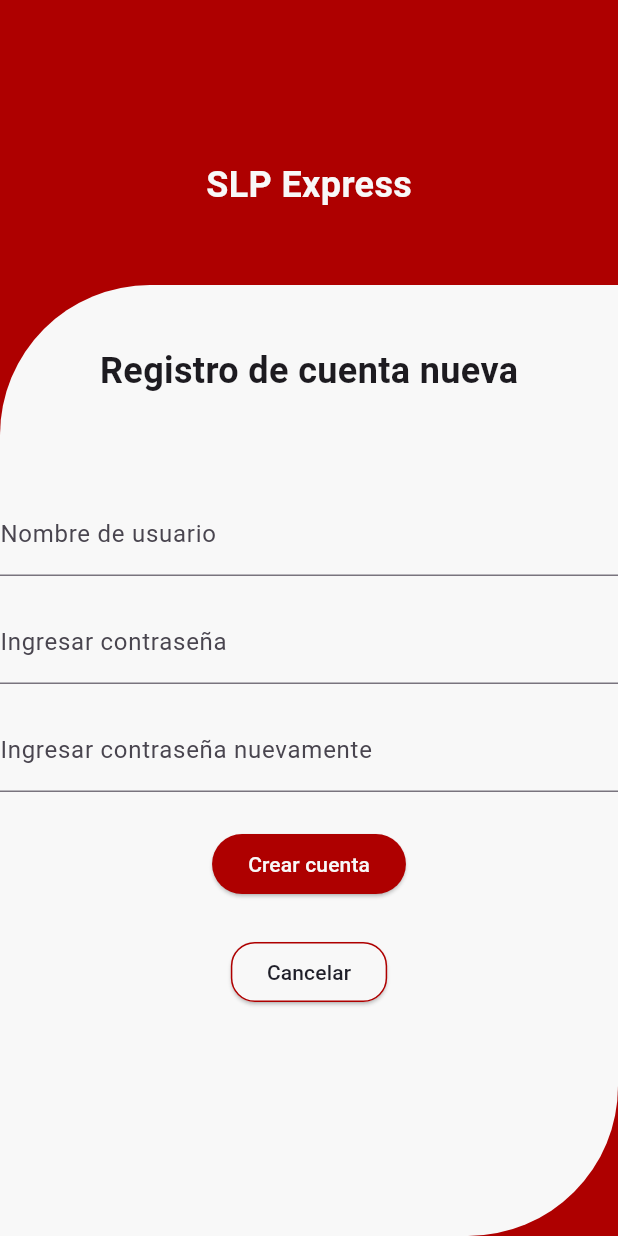
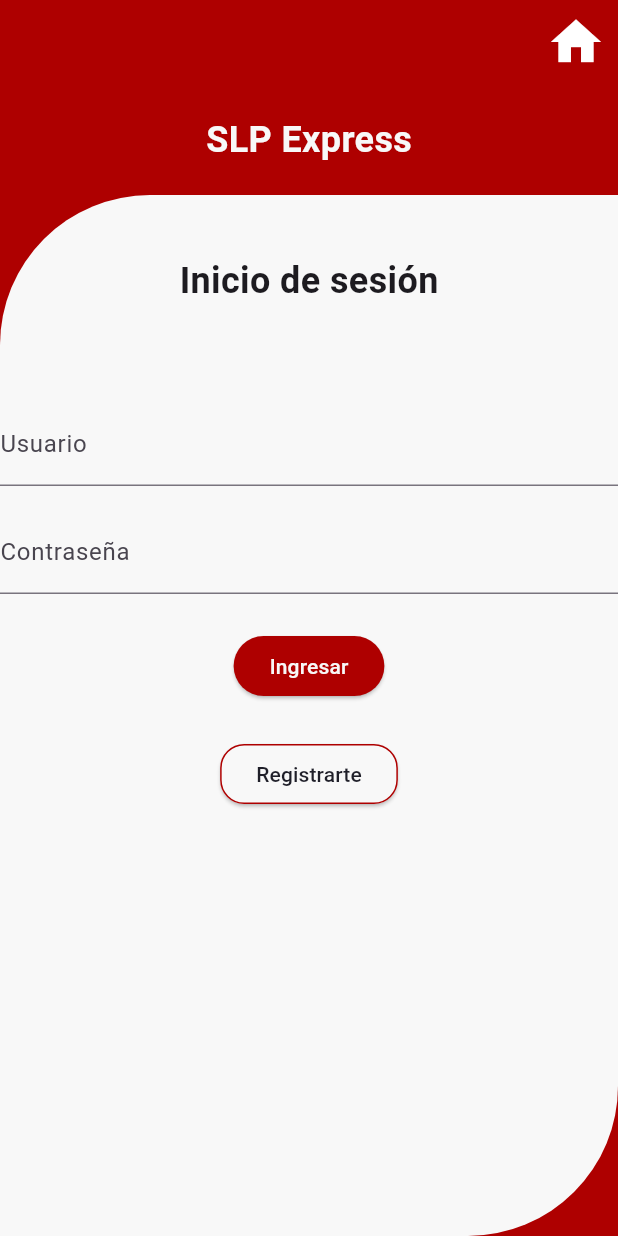
Before and after one commit to DeanHdz/Ecommerce_DesarrolloMovil_Flutter, a Flutter app: the Register screen opened directly, after a tap on "Cancelar", on a phone screen of 412 x 824 dp. Run offline on Flutter 3.47's test engine with Material 3 defaults, Android fonts, the phone set to English and light mode, and no system bars.

Commit message:
Redireccionamientos Login/Register/Home

```diff
--- a/ecommerce/lib/login.dart
+++ b/ecommerce/lib/login.dart
@@ -1,3 +1,5 @@
+import 'package:ecommerce/register.dart';
+import 'package:ecommerce/home.dart';
 import 'package:flutter/material.dart';
 
 class Login extends StatefulWidget {
@@ -8,18 +10,41 @@ class Login extends StatefulWidget {
 }
 
 class _LoginState extends State<Login> {
+  TextEditingController user = TextEditingController();
+  TextEditingController pass = TextEditingController();
+
   @override
   Widget build(BuildContext context) {
     return Scaffold(
-
+      appBar: AppBar(
+        // No back button in the AppBar
+        automaticallyImplyLeading: false,
+        backgroundColor: const Color.fromRGBO(174, 0, 0, 1),
+        actions: <Widget>[
+          IconButton(
+            icon: const Icon(
+              Icons.home,
+              color: Colors.white,
+              size: 40.0,
+            ),
+            onPressed: () {
+              //Ir a pagina de registro
+              Navigator.pushReplacement(
+                context,
+                MaterialPageRoute(builder: (context) => const Home()),
+              );
+            },
+          ),
+        ],
+      ),
       body: Center(
         child: Container(
-          color: Color.fromRGBO(174, 0, 0, 1),
+          color: const Color.fromRGBO(174, 0, 0, 1),
           child: Column(
             children: [
-              Padding(
+              const Padding(
                 padding: EdgeInsets.only(
-                    left: 16.0, right: 16.0, top: 50.0, bottom: 50.0),
+                    left: 16.0, right: 16.0, top: 20.0, bottom: 20.0),
                 child: Text(
                   'SLP Express',
                   style: TextStyle(
@@ -31,7 +56,7 @@ class _LoginState extends State<Login> {
               ),
               Expanded(
                 child: Container(
-                  decoration: BoxDecoration(
+                  decoration: const BoxDecoration(
                     borderRadius: BorderRadius.only(
                       topLeft: Radius.circular(100.0),
                       bottomRight: Radius.circular(100.0),
@@ -41,8 +66,8 @@ class _LoginState extends State<Login> {
                   child: Column(
                     children: [
                       Container(
-                        margin: EdgeInsets.all(40.0),
-                        child: Text(
+                        margin: const EdgeInsets.all(40.0),
+                        child: const Text(
                           'Inicio de sesión',
                           style: TextStyle(
                             fontWeight: FontWeight.bold,
@@ -51,62 +76,68 @@ class _LoginState extends State<Login> {
                         ),
                       ),
 
-                      SizedBox(height: 24.0), // Spacer
+                      const SizedBox(height: 24.0), // Spacer
 
                       // Usuario
                       TextField(
-                        decoration: InputDecoration(
+                        controller: user,
+                        decoration: const InputDecoration(
                           labelText: 'Usuario',
                           hintText: 'Ingresar nombre de usuario',
                         ),
                       ),
 
-                      SizedBox(height: 16.0), // Spacer
+                      const SizedBox(height: 16.0), // Spacer
 
                       // Contraseña
                       TextField(
+                        controller: pass,
                         obscureText: true,
-                        decoration: InputDecoration(
+                        decoration: const InputDecoration(
                           labelText: 'Contraseña',
                           hintText: 'Ingresar contraseña',
                         ),
                       ),
 
-                      SizedBox(height: 24.0), // Spacer
+                      const SizedBox(height: 24.0), // Spacer
+
                       // Boton login
                       ElevatedButton(
                         onPressed: () {
-                          // Logica login
+                          loginButton();
                         },
-                        child: Text(
+                        style: ElevatedButton.styleFrom(
+                            backgroundColor:
+                                const Color.fromRGBO(174, 0, 0, 1)),
+                        child: const Text(
                           'Ingresar',
                           style: TextStyle(
                               color: Color.fromRGBO(248, 248, 248, 1)),
                         ),
-                        style: ElevatedButton.styleFrom(
-                            backgroundColor: Color.fromRGBO(174, 0, 0, 1)),
                       ),
 
-                      SizedBox(height: 24.0), // Spacer
+                      const SizedBox(height: 24.0), // Spacer
+
                       // Boton registro
                       ElevatedButton(
                         onPressed: () {
-                          // Logica registro
+                          registerButton();
                         },
-                        child: Text(
-                          'Registrarte',
-                          style:
-                              TextStyle(color: Color.fromRGBO(31, 31, 41, 1)),
-                        ),
                         style: ElevatedButton.styleFrom(
-                          primary: Color.fromRGBO(248, 248, 248, 1),
+                          backgroundColor:
+                              const Color.fromRGBO(248, 248, 248, 1),
                           shape: RoundedRectangleBorder(
-                            side: BorderSide(
+                            side: const BorderSide(
                               color: Color.fromRGBO(174, 0, 0, 1),
                               width: 1.0,
                             ),
                             borderRadius: BorderRadius.circular(16.0),
                           ),
+                        ),
+                        child: const Text(
+                          'Registrarte',
+                          style:
+                              TextStyle(color: Color.fromRGBO(31, 31, 41, 1)),
                         ),
                       ),
                     ],
@@ -119,4 +150,36 @@ class _LoginState extends State<Login> {
       ),
     );
   }
+
+  void loginButton() {
+    //(Dean) Implementar consulta de cuenta en firebase, usar showAlertDialog para errores
+  }
+
+  void registerButton() {
+    //Ir a pagina de registro
+    Navigator.pushReplacement(
+      context,
+      MaterialPageRoute(builder: (context) => const Register()),
+    );
+  }
 }
+
+void showAlertDialog(BuildContext context, String title, String content) {
+  showDialog(
+    context: context,
+    builder: (BuildContext context) {
+      return AlertDialog(
+        title: Text(title),
+        content: Text(content),
+        actions: <Widget>[
+          ElevatedButton(
+            onPressed: () {
+              Navigator.of(context).pop();
+            },
+            child: const Text('OK'),
+          ),
+        ],
+      );
+    },
+  );
+}
--- a/ecommerce/lib/register.dart
+++ b/ecommerce/lib/register.dart
@@ -1,3 +1,5 @@
+import 'package:ecommerce/login.dart';
+import 'package:ecommerce/home.dart';
 import 'package:flutter/material.dart';
 
 class Register extends StatefulWidget {
@@ -8,20 +10,42 @@ class Register extends StatefulWidget {
 }
 
 class _RegisterState extends State<Register> {
+  TextEditingController user = TextEditingController();
+  TextEditingController pass = TextEditingController();
+  TextEditingController passVerify = TextEditingController();
+
   @override
   Widget build(BuildContext context) {
     return Scaffold(
       appBar: AppBar(
-        backgroundColor: Color.fromRGBO(174, 0, 0, 1),
+        // No back button in the AppBar
+        automaticallyImplyLeading: false,
+        backgroundColor: const Color.fromRGBO(174, 0, 0, 1),
+        actions: <Widget>[
+          IconButton(
+            icon: const Icon(
+              Icons.home,
+              color: Colors.white,
+              size: 40.0,
+            ),
+            onPressed: () {
+              //Ir a pagina de registro
+              Navigator.pushReplacement(
+                context,
+                MaterialPageRoute(builder: (context) => const Home()),
+              );
+            },
+          ),
+        ],
       ),
       body: Center(
         child: Container(
-          color: Color.fromRGBO(174, 0, 0, 1),
+          color: const Color.fromRGBO(174, 0, 0, 1),
           child: Column(
             children: [
-              Padding(
+              const Padding(
                 padding: EdgeInsets.only(
-                    left: 16.0, right: 16.0, top: 50.0, bottom: 50.0),
+                    left: 16.0, right: 16.0, top: 20.0, bottom: 20.0),
                 child: Text(
                   'SLP Express',
                   style: TextStyle(
@@ -33,7 +57,7 @@ class _RegisterState extends State<Register> {
               ),
               Expanded(
                 child: Container(
-                  decoration: BoxDecoration(
+                  decoration: const BoxDecoration(
                     borderRadius: BorderRadius.only(
                       topLeft: Radius.circular(100.0),
                       bottomRight: Radius.circular(100.0),
@@ -44,8 +68,8 @@ class _RegisterState extends State<Register> {
                     mainAxisSize: MainAxisSize.min,
                     children: [
                       Container(
-                        margin: EdgeInsets.all(40.0),
-                        child: Text(
+                        margin: const EdgeInsets.all(40.0),
+                        child: const Text(
                           'Registro de cuenta nueva',
                           style: TextStyle(
                             fontWeight: FontWeight.bold,
@@ -54,73 +78,80 @@ class _RegisterState extends State<Register> {
                         ),
                       ),
 
-                      SizedBox(height: 24.0), // Spacer
+                      const SizedBox(height: 24.0), // Spacer
 
                       // Usuario
                       TextField(
-                        decoration: InputDecoration(
+                        controller: user,
+                        decoration: const InputDecoration(
                           labelText: 'Nombre de usuario',
                           hintText: 'Ingresar nombre de usuario',
                         ),
                       ),
 
-                      SizedBox(height: 16.0), // Spacer
+                      const SizedBox(height: 16.0), // Spacer
 
                       // Contraseña
                       TextField(
+                        controller: pass,
                         obscureText: true,
-                        decoration: InputDecoration(
+                        decoration: const InputDecoration(
                           labelText: 'Ingresar contraseña',
                           hintText: 'Contraseña',
                         ),
                       ),
 
-                      SizedBox(height: 16.0), // Spacer
+                      const SizedBox(height: 16.0), // Spacer
 
                       // Contraseña verificacion
                       TextField(
+                        controller: passVerify,
                         obscureText: true,
-                        decoration: InputDecoration(
+                        decoration: const InputDecoration(
                           labelText: 'Ingresar contraseña nuevamente',
                           hintText: 'Contraseña',
                         ),
                       ),
 
-                      SizedBox(height: 24.0), // Spacer
+                      const SizedBox(height: 24.0), // Spacer
+
                       // Boton crear cuenta
                       ElevatedButton(
                         onPressed: () {
                           // Logica registro de cuenta (firebase)
                         },
-                        child: Text(
+                        style: ElevatedButton.styleFrom(
+                            backgroundColor:
+                                const Color.fromRGBO(174, 0, 0, 1)),
+                        child: const Text(
                           'Crear cuenta',
                           style: TextStyle(
                               color: Color.fromRGBO(248, 248, 248, 1)),
                         ),
-                        style: ElevatedButton.styleFrom(
-                            backgroundColor: Color.fromRGBO(174, 0, 0, 1)),
                       ),
 
-                      SizedBox(height: 24.0), // Spacer
+                      const SizedBox(height: 24.0), // Spacer
+
                       // Boton cancelar
                       ElevatedButton(
                         onPressed: () {
-                          //Regresar a pagina login
+                          cancelarButton();
                         },
-                        child: Text(
-                          'Cancelar',
-                          style:
-                              TextStyle(color: Color.fromRGBO(31, 31, 41, 1)),
-                        ),
                         style: ElevatedButton.styleFrom(
-                          primary: Color.fromRGBO(248, 248, 248, 1),
+                          backgroundColor:
+                              const Color.fromRGBO(248, 248, 248, 1),
                           shape: RoundedRectangleBorder(
-                            side: BorderSide(
+                            side: const BorderSide(
                               color: Color.fromRGBO(174, 0, 0, 1),
                               width: 1.0,
                             ),
                             borderRadius: BorderRadius.circular(16.0),
                           ),
+                        ),
+                        child: const Text(
+                          'Cancelar',
+                          style:
+                              TextStyle(color: Color.fromRGBO(31, 31, 41, 1)),
                         ),
                       ),
                     ],
@@ -133,4 +164,41 @@ class _RegisterState extends State<Register> {
       ),
     );
   }
+
+  void registerButton() {
+    if (pass != passVerify) {
+      showAlertDialog(context, 'Contraseñas no coinciden',
+          'Asegurate de que coincidan ambos campos de contraseña');
+    }
+
+    //(Dean) Implementar creación de usuario en firebase, cuando se crea exitosamente redirigir a pagina de home con sesión iniciado
+  }
+
+  void cancelarButton() {
+    //Regresar a pagina login
+    Navigator.pushReplacement(
+      context,
+      MaterialPageRoute(builder: (context) => const Login()),
+    );
+  }
 }
+
+void showAlertDialog(BuildContext context, String title, String content) {
+  showDialog(
+    context: context,
+    builder: (BuildContext context) {
+      return AlertDialog(
+        title: Text(title),
+        content: Text(content),
+        actions: <Widget>[
+          ElevatedButton(
+            onPressed: () {
+              Navigator.of(context).pop();
+            },
+            child: const Text('OK'),
+          ),
+        ],
+      );
+    },
+  );
+}
```
Also changed, not shown: ecommerce/lib/home.dart (added, +15 -0 lines), ecommerce/lib/main.dart (+2 -5 lines), 1 other file.
